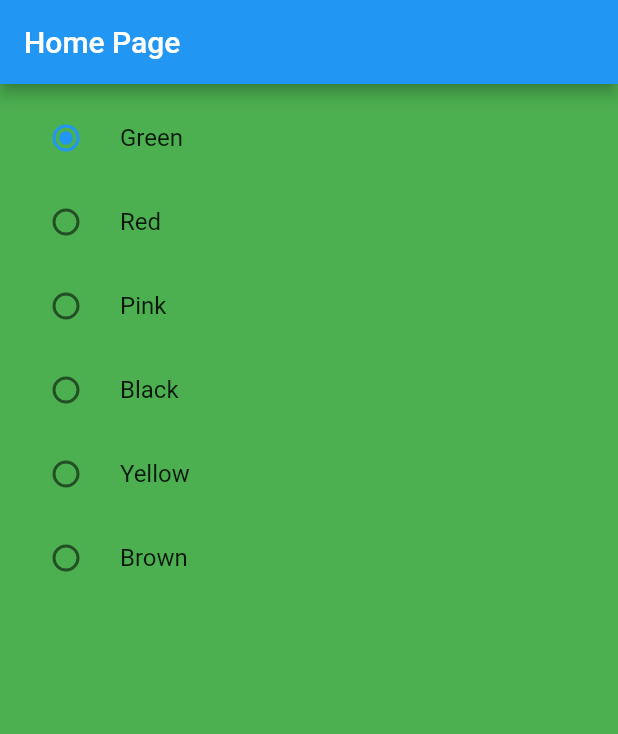
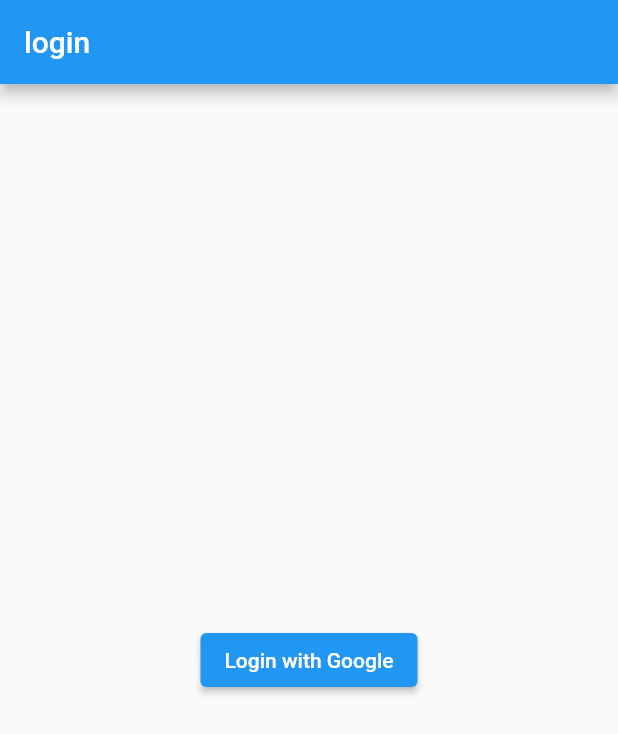
Before and after one commit to eicheich/flutter1102, a Flutter app: the screen it shows after launch, on a phone screen of 412 x 824 dp. Shown: the top 734 px of the screen. Run offline on Flutter 3.47's test engine with Material 2 defaults, Android fonts, the light colour scheme and no system bars; our stand-ins replace google_sign_in.

Commit message:
[HK] signin

```diff
--- a/lib/main.dart
+++ b/lib/main.dart
@@ -1,4 +1,5 @@
 import 'package:flutter/material.dart';
+import 'package:flutter1102/signin.dart';
 import 'package:provider/provider.dart';
 
 import 'change-color-provider.dart';
@@ -23,7 +24,7 @@
         theme: ThemeData(
           primarySwatch: Colors.blue,
         ),
-        home: HomePage(),
+        home: signin(),
       ),
     );
   }
--- /dev/null
+++ b/lib/signin.dart
@@ -0,0 +1,53 @@
+import 'package:flutter/material.dart';
+import 'package:google_sign_in/google_sign_in.dart';
+
+class signin extends StatefulWidget {
+  @override
+  _signinState createState() => _signinState();
+}
+
+class _signinState extends State<signin> {
+  bool _isLoggedIn = false;
+  late GoogleSignInAccount _userObj;
+  GoogleSignIn _googleSignIn = GoogleSignIn();
+
+  @override
+  Widget build(BuildContext context) {
+    return Scaffold(
+      appBar: AppBar(title: Text("login")),
+      body: Container(
+        child: _isLoggedIn
+            ? Column(
+                children: [
+                  // Image.network(_userObj.photoUrl),
+                  // Text(_userObj.displayName),
+                  Text(_userObj.email),
+                  TextButton(
+                      onPressed: () {
+                        _googleSignIn.signOut().then((value) {
+                          setState(() {
+                            _isLoggedIn = false;
+                          });
+                        }).catchError((e) {});
+                      },
+                      child: Text("Logout"))
+                ],
+              )
+            : Center(
+                child: ElevatedButton(
+                  child: Text("Login with Google"),
+                  onPressed: () {
+                    // signin with google
+                    _googleSignIn.signIn().then((userData) {
+                      setState(() {
+                        _isLoggedIn = true;
+                        _userObj = userData!;
+                      });
+                    }).catchError((e) {});
+                  },
+                ),
+              ),
+      ),
+    );
+  }
+}
--- a/pubspec.yaml
+++ b/pubspec.yaml
@@ -39,6 +39,9 @@
   # firebase_storage:
   cloud_firestore:
   firebase_core:
+  # google sign in
+  google_sign_in:
+
 
 dev_dependencies:
   flutter_test:
```
Also changed, not shown: pubspec.lock, 1 other file.
